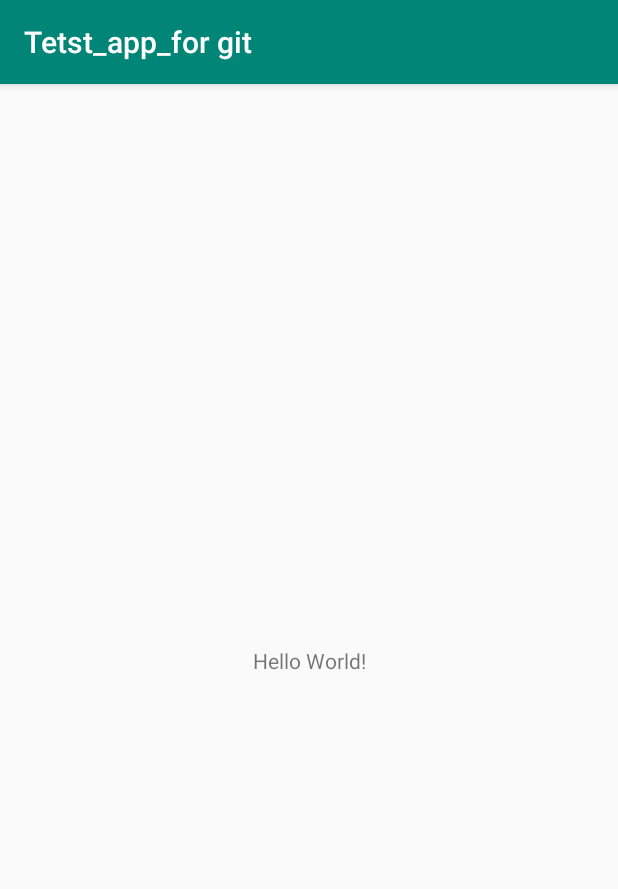
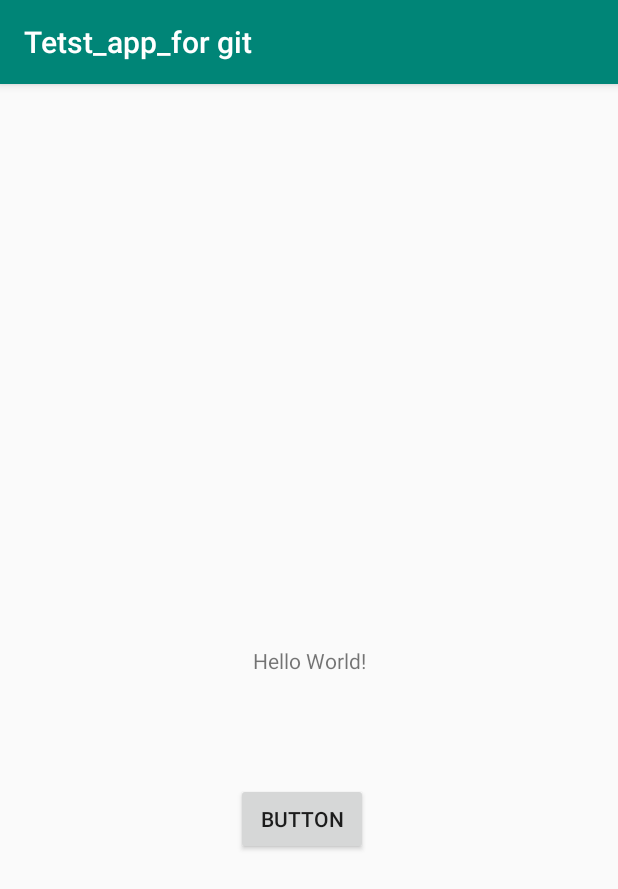
Before and after one commit to romashka-g/Tetst_app, an Android app: the screen it shows after launch (MainActivity), on a phone screen of 412 x 824 dp. Shown: the top 889 px of the screen. Run offline under Robolectric (Android 15) with nearby library versions, the phone set to English and light mode, and no system bars.

Commit message:
add_button

```diff
--- a/app/src/main/res/layout/activity_main.xml
+++ b/app/src/main/res/layout/activity_main.xml
@@ -7,6 +7,7 @@
     tools:context=".MainActivity">
 
     <TextView
+        android:id="@+id/textView"
         android:layout_width="wrap_content"
         android:layout_height="wrap_content"
         android:text="Hello World!"
@@ -15,4 +16,20 @@
         app:layout_constraintRight_toRightOf="parent"
         app:layout_constraintTop_toTopOf="parent" />
 
+    <Button
+        android:id="@+id/button"
+        android:layout_width="wrap_content"
+        android:layout_height="wrap_content"
+        android:layout_marginStart="157dp"
+        android:layout_marginLeft="157dp"
+        android:layout_marginTop="63dp"
+        android:layout_marginEnd="167dp"
+        android:layout_marginRight="167dp"
+        android:layout_marginBottom="245dp"
+        android:text="@string/button"
+        app:layout_constraintBottom_toBottomOf="parent"
+        app:layout_constraintEnd_toEndOf="parent"
+        app:layout_constraintStart_toStartOf="parent"
+        app:layout_constraintTop_toBottomOf="@+id/textView" />
+
 </androidx.constraintlayout.widget.ConstraintLayout>
--- a/app/src/main/res/values/strings.xml
+++ b/app/src/main/res/values/strings.xml
@@ -1,3 +1,4 @@
 <resources>
     <string name="app_name">Tetst_app_for git</string>
+    <string name="button">Button</string>
 </resources>
```
